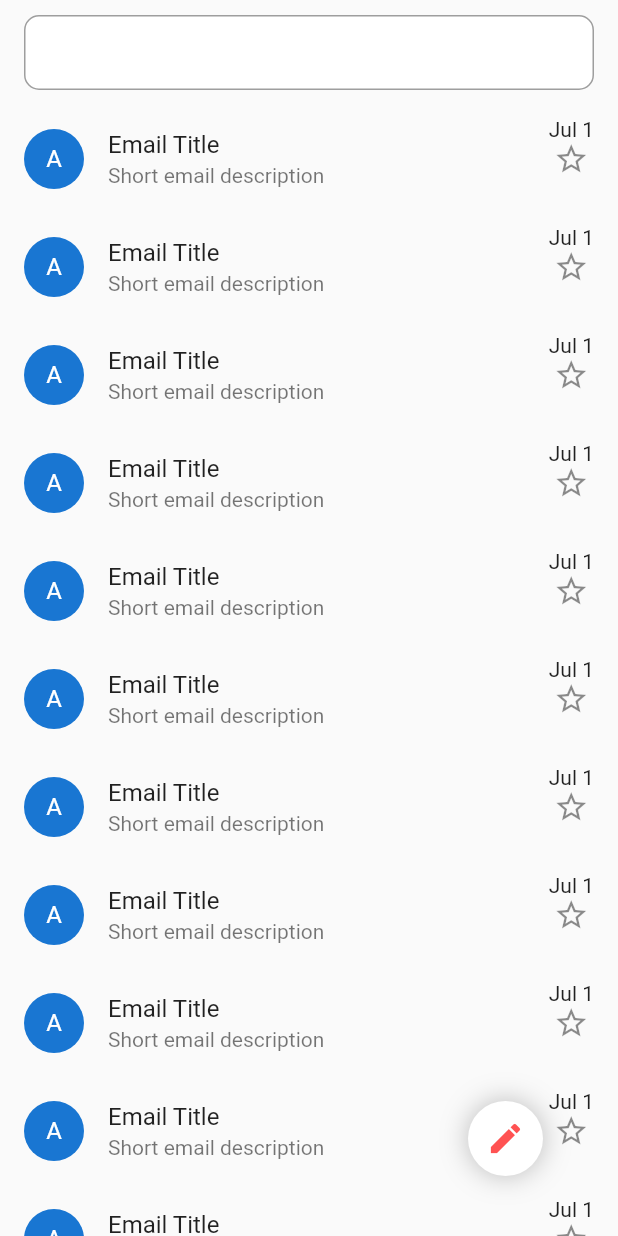
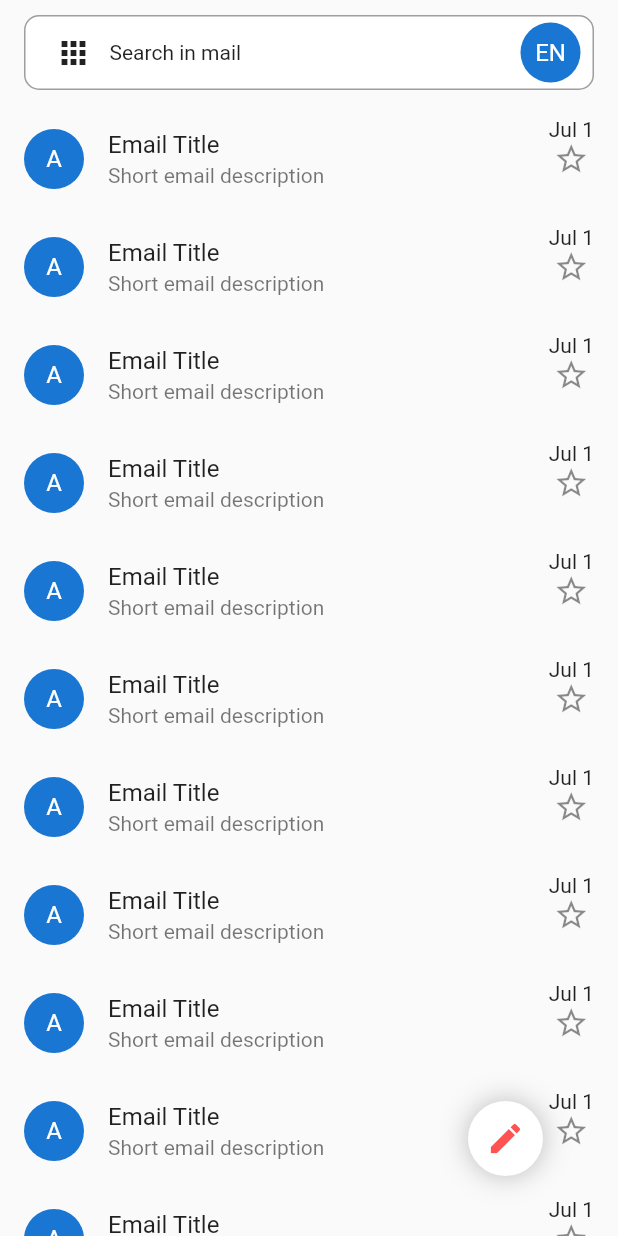
Before and after one commit to eugenenosenko/flutter-course, a Flutter app: the screen it shows after launch, on a phone screen of 412 x 824 dp. Run offline on Flutter 3.47's test engine with Material 2 defaults, Android fonts, the phone set to English and light mode, and no system bars.

Commit message:
feat: added a button row to search bar in gmail_page.dart

```diff
--- a/lib/pages/gmail_page/gmail_page.dart
+++ b/lib/pages/gmail_page/gmail_page.dart
@@ -99,9 +99,35 @@ class _GmailPageState extends State<GmailPage> {
             width: _searchBarWidth,
             height: _searchBarHeight,
             decoration: BoxDecoration(
-                borderRadius: BorderRadius.circular(_searchBarBorderRadius),
-                color: Colors.white,
-                border: Border.all(color: Colors.grey, width: 1.0)),
+              borderRadius: BorderRadius.circular(_searchBarBorderRadius),
+              color: Colors.white,
+              border: Border.all(color: Colors.grey, width: 1.0),
+            ),
+            child: Column(
+              children: <Widget>[
+                Padding(
+                  padding: const EdgeInsets.symmetric(horizontal: 8.0),
+                  child: Row(
+                    mainAxisAlignment: MainAxisAlignment.start,
+                    children: <Widget>[
+                      IconButton(
+                        icon: Icon(Icons.apps),
+                        onPressed: () {},
+                      ),
+                      Expanded(
+                        child: Text(
+                          'Search in mail',
+                          style: TextStyle(fontSize: 14.0),
+                        ),
+                      ),
+                      CircleAvatar(
+                        child: Text('EN'),
+                      )
+                    ],
+                  ),
+                ),
+              ],
+            ),
           ),
         ),
       ),
```
